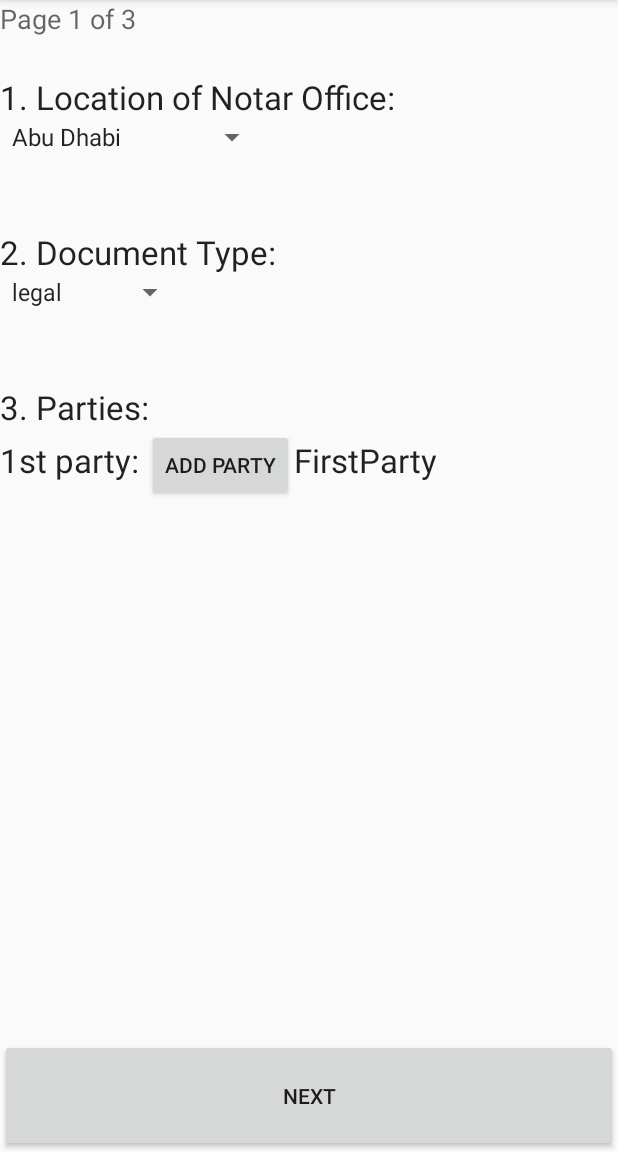
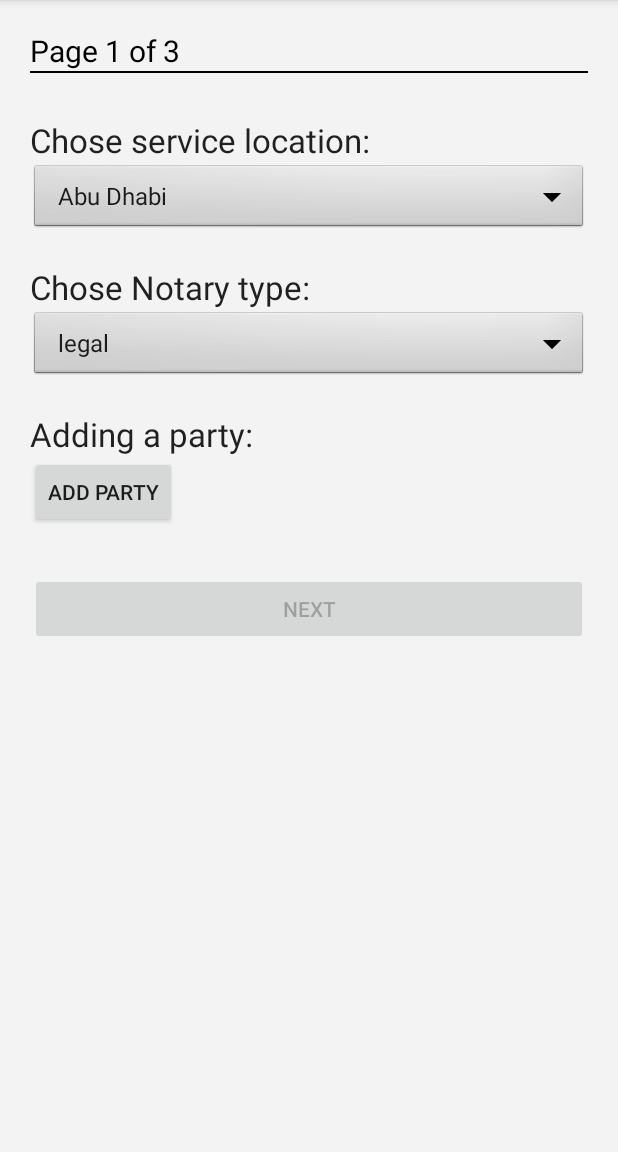
Before and after one commit to alme7airbi93/MOJTestingFile, an Android app: the NotaryAddPOne screen opened directly, with no data from a screen before it, on a phone screen of 412 x 824 dp, the part 84-1236 px from its top. Run offline under Robolectric (Android 15) with nearby library versions, the phone set to English and light mode, and no system bars; 3 statements that could not run were skipped.

Commit message:
Last change

```diff
--- a/MOJApplication/app/src/main/java/com/mohammad/mojapplication/NotaryServicesFragments/NotaryAddPOne.java
+++ b/MOJApplication/app/src/main/java/com/mohammad/mojapplication/NotaryServicesFragments/NotaryAddPOne.java
@@ -80,7 +80,7 @@ public class NotaryAddPOne extends Fragment {
         btnNext = (Button) v.findViewById(R.id.btnServNextFirst);
         loFirstParty = (LinearLayout) v.findViewById(R.id.loFirstParty);
         loSecondParty = (LinearLayout) v.findViewById(R.id.loSecondParty);
-
+        btnNext.setEnabled(false);
 
         if(party == null)
         {
@@ -88,6 +88,7 @@ public class NotaryAddPOne extends Fragment {
         }
         else
         {
+            btnNext.setEnabled(true);
             loSecondParty.setVisibility(View.VISIBLE);
         }
 
@@ -116,6 +117,7 @@ public class NotaryAddPOne extends Fragment {
                     }
                     else
                     {
+
                         Service service = new Service(user.getId(), spDocType.getSelectedItem().toString(),
                                 randID + "", new Date(), "Pending", party.getPartyID(), "",spLoc.getSelectedItem().toString());
                         communicatorService.sendToStepTwo(service, user, party,party2);
--- a/MOJApplication/app/src/main/res/layout/fragment_login.xml
+++ b/MOJApplication/app/src/main/res/layout/fragment_login.xml
@@ -23,7 +23,11 @@
         android:layout_marginLeft="20dp"
         android:layout_marginRight="20dp"
         android:background="#52fafeff">
+    <ScrollView
+        android:layout_width="match_parent"
+        android:layout_height="match_parent">
 
+    </ScrollView>
         <TextView
         android:textStyle="bold"
         android:layout_width="match_parent"
--- a/MOJApplication/app/src/main/res/layout/fragment_services_pg_one.xml
+++ b/MOJApplication/app/src/main/res/layout/fragment_services_pg_one.xml
@@ -1,22 +1,33 @@
 <?xml version="1.0" encoding="utf-8"?>
-    <RelativeLayout xmlns:android="http://schemas.android.com/apk/res/android"
+    <LinearLayout
+    xmlns:android="http://schemas.android.com/apk/res/android"
         android:layout_width="match_parent"
-        android:layout_height="match_parent">
+        android:layout_height="match_parent"
+        android:orientation="vertical"
+        android:paddingLeft="20dp"
+        android:paddingRight="20dp"
+    android:background="#07000000">
 
 
     <TextView
-        android:layout_width="wrap_content"
+        android:textSize="20dp"
+        android:textColor="@color/black"
+        android:layout_marginTop="20dp"
+        android:layout_width="match_parent"
         android:layout_height="wrap_content"
         android:textAppearance="?android:attr/textAppearanceMedium"
         android:text="Page 1 of 3"
         android:id="@+id/tvPage"
-        android:layout_alignParentTop="true"
-        android:layout_alignParentLeft="true"
-        android:layout_alignParentStart="true" />
+         />
+    <LinearLayout
+        android:layout_width="match_parent"
+        android:layout_height="1dp"
+        android:background="@color/black"></LinearLayout>
 
     <LinearLayout
+        android:layout_marginTop="30dp"
         android:orientation="vertical"
-        android:layout_width="wrap_content"
+        android:layout_width="match_parent"
         android:layout_height="wrap_content"
         android:id="@+id/linearLayout">
 
@@ -24,19 +35,17 @@
             android:layout_width="wrap_content"
             android:layout_height="wrap_content"
             android:textAppearance="?android:attr/textAppearanceLarge"
-            android:text="1. Location of Notar Office:"
+            android:text="Chose service location:"
             android:id="@+id/textView"
-            android:layout_marginTop="50dp"
             android:layout_alignParentTop="true"
             android:layout_centerHorizontal="true" />
 
         <Spinner
-            android:layout_width="wrap_content"
+            style="@android:style/Widget.Spinner"
+            android:layout_width="match_parent"
             android:layout_height="wrap_content"
             android:id="@+id/spLocation"
             android:layout_below="@+id/textView"
-
-            android:layout_centerHorizontal="true"
             android:entries="@array/emirates"
             android:spinnerMode="dialog" />
 
@@ -44,36 +53,35 @@
 
     <LinearLayout
         android:orientation="vertical"
-        android:layout_width="wrap_content"
+        android:layout_width="match_parent"
         android:layout_height="wrap_content"
         android:layout_below="@+id/linearLayout"
-        android:layout_alignParentLeft="true"
-        android:layout_alignParentStart="true"
+        android:layout_marginTop="20dp"
         android:id="@+id/linearLayout2">
 
         <TextView
             android:layout_width="wrap_content"
             android:layout_height="wrap_content"
             android:textAppearance="?android:attr/textAppearanceLarge"
-            android:text="2. Document Type:"
+            android:text="Chose Notary type: "
             android:id="@+id/textView2"
-            android:layout_marginTop="50dp"
             android:layout_alignParentTop="true"
             android:layout_centerHorizontal="true" />
 
         <Spinner
-            android:layout_width="wrap_content"
+            style="@android:style/Widget.Spinner"
+            android:layout_width="match_parent"
             android:layout_height="wrap_content"
             android:id="@+id/spDocType"
             android:layout_below="@+id/textView2"
-            android:layout_centerHorizontal="true"
             android:entries="@array/NType"
             android:spinnerMode="dialog" />
     </LinearLayout>
 
     <LinearLayout
+        android:layout_marginTop="20dp"
         android:orientation="vertical"
-        android:layout_width="wrap_content"
+        android:layout_width="match_parent"
         android:layout_height="wrap_content"
         android:layout_below="@+id/linearLayout2"
         android:layout_alignParentLeft="true"
@@ -84,9 +92,8 @@
             android:layout_width="wrap_content"
             android:layout_height="wrap_content"
             android:textAppearance="?android:attr/textAppearanceLarge"
-            android:text="3. Parties:"
+            android:text="Adding a party: "
             android:id="@+id/textView3"
-            android:layout_marginTop="50dp"
             android:layout_alignParentTop="true"
             android:layout_centerHorizontal="true" />
 
@@ -96,18 +103,8 @@
             android:id="@+id/loFirstParty"
             android:orientation="horizontal">
 
-            <TextView
-                android:layout_width="wrap_content"
-                android:layout_height="wrap_content"
-                android:textAppearance="?android:attr/textAppearanceLarge"
-                android:text="1st party: "
-                android:id="@+id/textView4"
-                android:layout_below="@+id/linearLayout3"
-                android:layout_alignParentLeft="true"
-                android:layout_alignParentStart="true" />
 
             <Button
-                style="?android:attr/buttonStyleSmall"
                 android:layout_width="wrap_content"
                 android:layout_height="wrap_content"
                 android:text="Add Party"
@@ -121,44 +118,45 @@
                 android:layout_width="wrap_content"
                 android:layout_height="wrap_content"
                 android:textAppearance="?android:attr/textAppearanceLarge"
-                android:text="FirstParty"
                 android:id="@+id/tvFirParty" />
 
         </LinearLayout>
 
         <LinearLayout
-            android:layout_width="wrap_content"
+            android:layout_marginTop="20dp"
+            android:layout_width="match_parent"
             android:layout_height="wrap_content"
             android:id="@+id/loSecondParty"
-            android:orientation="horizontal">
-
+            android:orientation="vertical">
             <TextView
                 android:layout_width="wrap_content"
                 android:layout_height="wrap_content"
                 android:textAppearance="?android:attr/textAppearanceLarge"
-                android:text="2nd party:"
+                android:text="Adding socend party(optional) :"
                 android:id="@+id/textView44"
                 android:layout_below="@+id/linearLayout3"
-                android:layout_alignParentLeft="true"
-                android:layout_alignParentStart="true" />
+                 />
 
+            <LinearLayout
+                android:layout_width="match_parent"
+                android:layout_height="match_parent"
+                android:orientation="horizontal">
                 <Button
-                style="?android:attr/buttonStyleSmall"
                     android:layout_width="wrap_content"
                     android:layout_height="wrap_content"
                     android:text="add party"
                     android:id="@+id/btnAddParty2"
-                android:layout_alignBottom="@+id/linearLayout3"
-                android:layout_toRightOf="@+id/linearLayout3"
-                android:layout_toEndOf="@+id/linearLayout3"
                     />
 
                 <TextView
                     android:layout_width="wrap_content"
                     android:layout_height="wrap_content"
                     android:textAppearance="?android:attr/textAppearanceLarge"
-                android:text="Second party"
                     android:id="@+id/tvSecParty" />
+
+            </LinearLayout>
+
+
 
         </LinearLayout>
 
@@ -166,12 +164,13 @@
     </LinearLayout>
 
     <Button
+        android:layout_marginTop="30dp"
         android:layout_width="match_parent"
-        android:layout_height="75dp"
+        android:layout_height="wrap_content"
         android:text="Next"
         android:id="@+id/btnServNextFirst"
         android:layout_alignParentBottom="true"
         android:layout_centerHorizontal="true"/>
 
 
-</RelativeLayout>
+</LinearLayout>
```
Also changed, not shown: MOJApplication/app/src/main/java/com/mohammad/mojapplication/MainActivity.java (+5 -6 lines), MOJApplication/app/src/main/res/layout/fragment_services_pg_add.xml (+35 -21 lines), MOJApplication/app/src/main/res/layout/fragment_services_pg_three.xml (+27 -25 lines), MOJApplication/app/src/main/res/layout/fragment_services_pg_two.xml (+40 -39 lines). Lines whose indentation alone changed are shown as unchanged.
